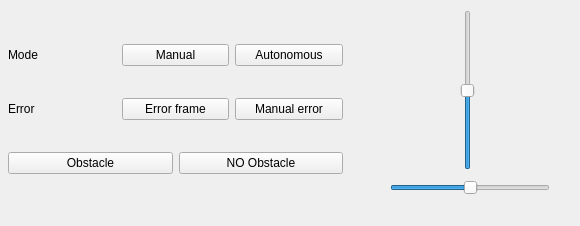
Qt form scripts/ui/mobile_app_sim.ui (agribot-2-0/agribot_simulation) before a commit.
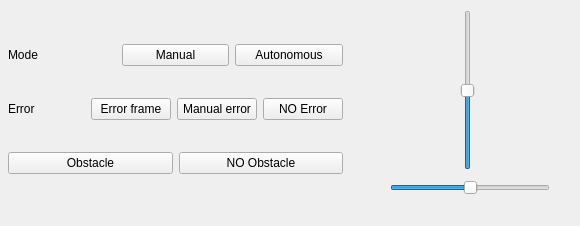
The same form after that commit.

Commit message: Add sending errors

```diff
--- a/scripts/ui/mobile_app_sim.ui
+++ b/scripts/ui/mobile_app_sim.ui
@@ -83,6 +83,13 @@
         </property>
        </widget>
       </item>
+      <item>
+       <widget class="QPushButton" name="button_no_error">
+        <property name="text">
+         <string>NO Error</string>
+        </property>
+       </widget>
+      </item>
      </layout>
     </item>
     <item>
```
The commit also changes 1 other file.
